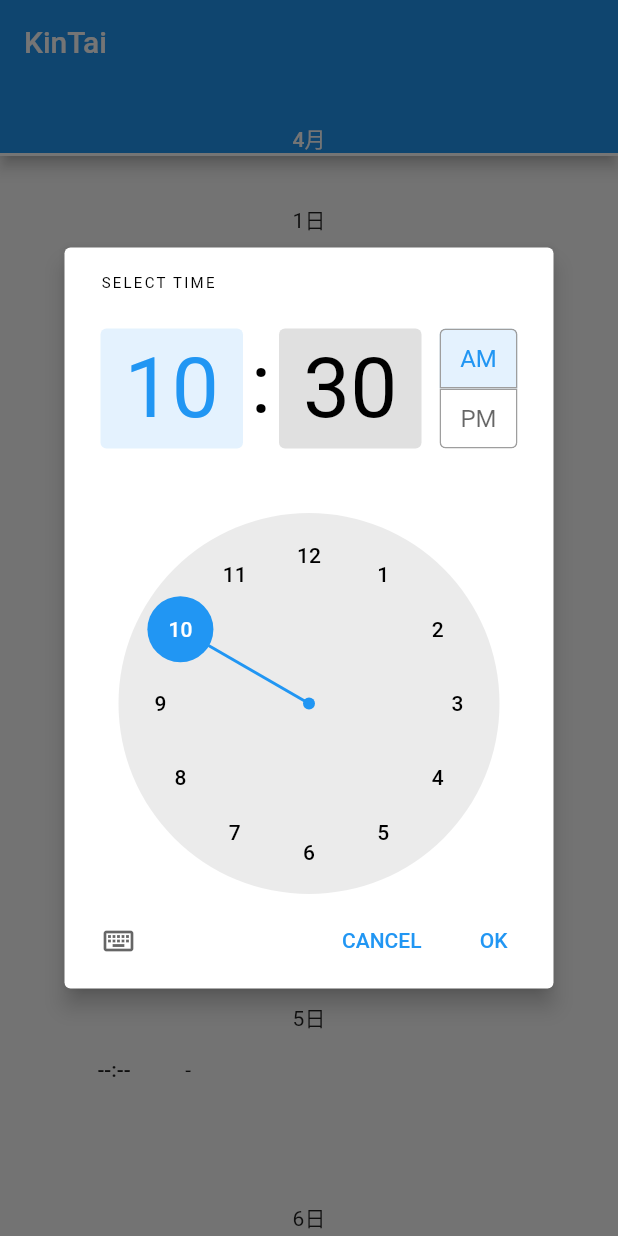
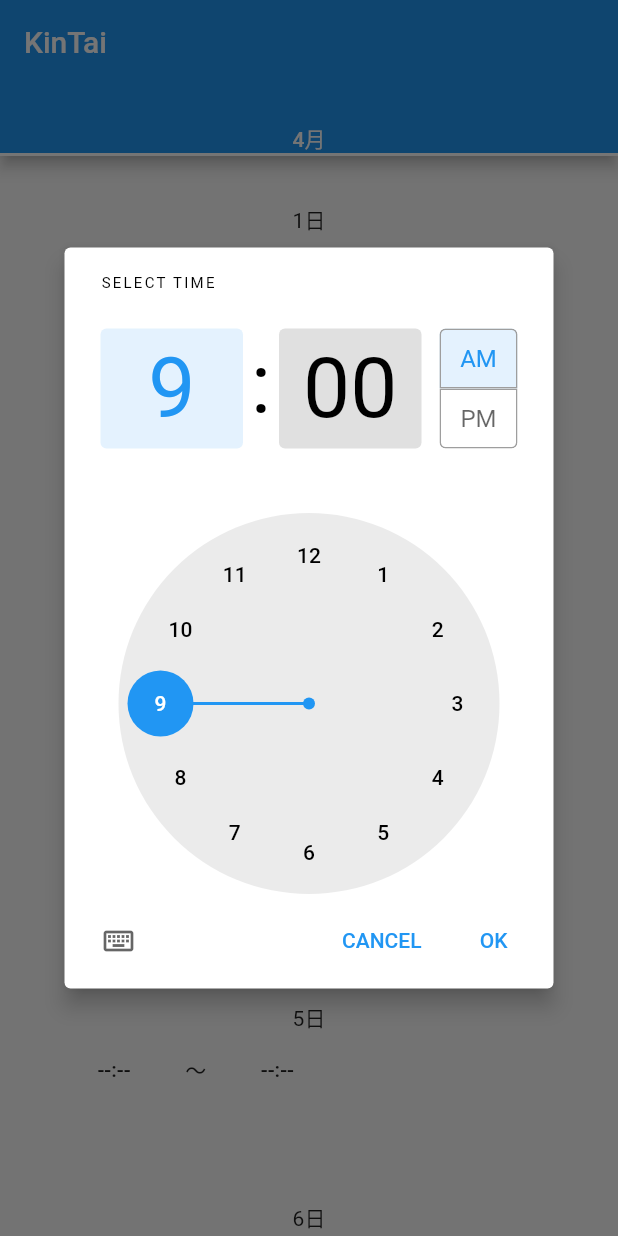
Before and after one commit to kusamuraX/KinTai, a Flutter app: the screen it shows after launch, after a tap on "--:--", on a phone screen of 412 x 824 dp. Run offline on Flutter 3.47's test engine with Material 2 defaults, Android fonts, the phone set to English and light mode, and no system bars.

Commit message:
update input time

```diff
--- a/lib/main.dart
+++ b/lib/main.dart
@@ -21,6 +21,8 @@ class MyHomePage extends StatefulWidget {
 
   final String title;
 
+  final String noneTime = '--:--';
+
   @override
   _MyHomePageState createState() => new _MyHomePageState();
 }
@@ -30,6 +32,7 @@ class _MyHomePageState extends State<MyHomePage> with SingleTickerProviderStateM
   TabController _tabController;
 
   List<String> stTimes = <String>[];
+  List<String> edTimes = <String>[];
 
   List<Widget> _getTab(){
     final Size mediaSize = MediaQuery.of(context).size;
@@ -53,12 +56,29 @@ class _MyHomePageState extends State<MyHomePage> with SingleTickerProviderStateM
     return tabs;
   }
 
+  TimeOfDay _getStShowTime(String timeStr){
+    if(timeStr == widget.noneTime){
+      return TimeOfDay(hour: 9, minute: 0);
+    } else {
+      return new TimeOfDay(hour: int.parse(timeStr.split(":")[0]), minute: int.parse(timeStr.split(":")[1]));
+    }
+  }
+
+  TimeOfDay _getEdShowTime(String timeStr){
+    if(timeStr == widget.noneTime){
+      return TimeOfDay.now();
+    } else {
+      return new TimeOfDay(hour: int.parse(timeStr.split(":")[0]), minute: int.parse(timeStr.split(":")[1]));
+    }
+  }
+
   List<Widget> _getDayList(var month){
     List<Widget> days = <Widget>[];
     final lastDayOfMonth = new DateTime(2019, month + 1, 0);
 
     days.addAll(List.generate(lastDayOfMonth.day, (i) => i).map((int i){
-      stTimes.add("--:--");
+      stTimes.add(widget.noneTime);
+      edTimes.add(widget.noneTime);
       return Container(
         padding: const EdgeInsets.all(32.0),
         child: Row(
@@ -75,7 +95,7 @@ class _MyHomePageState extends State<MyHomePage> with SingleTickerProviderStateM
                         onPressed: () async {
                           TimeOfDay selectTime = await showTimePicker(
                               context: context,
-                              initialTime: TimeOfDay.now()
+                              initialTime: _getStShowTime(stTimes[i])
                           );
                           setState(() {
                             stTimes[i] = selectTime.format(context);
@@ -83,7 +103,19 @@ class _MyHomePageState extends State<MyHomePage> with SingleTickerProviderStateM
                         },
                         child: new Text(stTimes[i]),
                       ),
-                      Text(' - '),
+                      Text(' ～ '),
+                      new FlatButton(
+                        onPressed: () async {
+                          TimeOfDay selectTime = await showTimePicker(
+                              context: context,
+                              initialTime: _getEdShowTime(edTimes[i])
+                          );
+                          setState(() {
+                            edTimes[i] = selectTime.format(context);
+                          });
+                        },
+                        child: new Text(edTimes[i]),
+                      ),
                     ],
                   ),
                 )
@@ -110,7 +142,6 @@ class _MyHomePageState extends State<MyHomePage> with SingleTickerProviderStateM
 
   @override
   Widget build(BuildContext context) {
-
     return new Scaffold(
       appBar: new AppBar(
         // Here we take the value from the MyHomePage object that was created by
```
